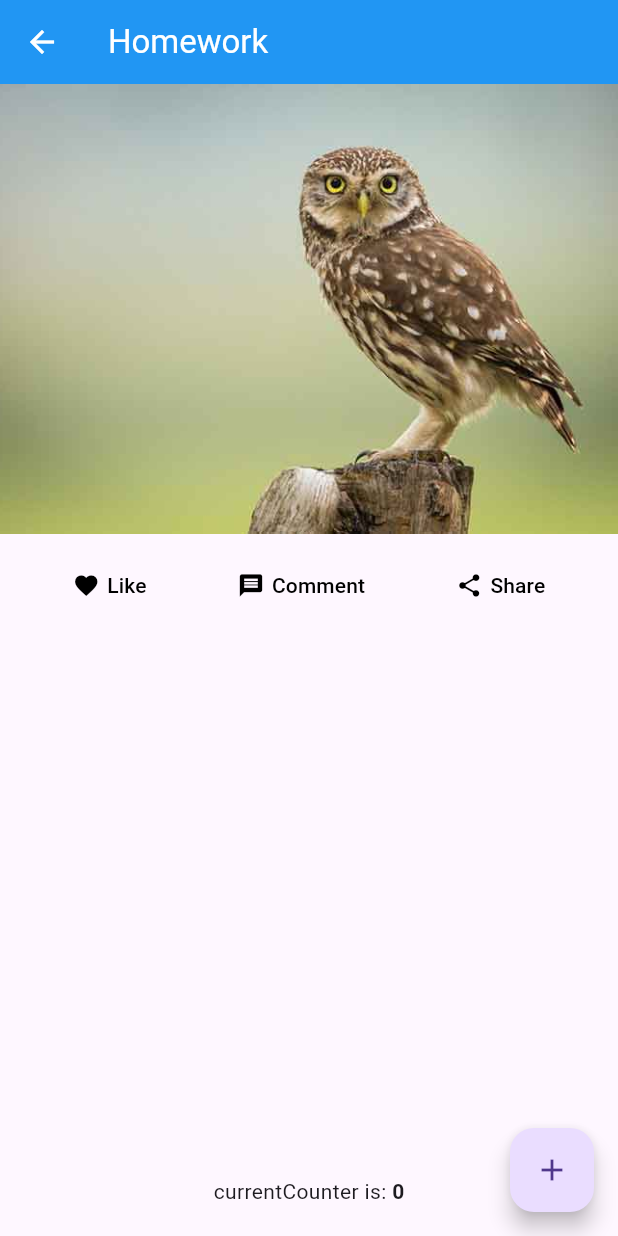
After one commit to nguyenvanhaiduy/Must-have-widgets, a Flutter app: the RowAndColumn screen opened directly, after a tap on "Go to bt_ui_co_ban file", on a phone screen of 412 x 824 dp. The commit adds this screen. Run offline on Flutter 3.47's test engine with Material 3 defaults, Android fonts, the phone set to English and light mode, and no system bars.

Commit message:
add bt ui co ban

```diff
--- /dev/null
+++ b/lib/bt_ui_co_ban.dart
@@ -0,0 +1,99 @@
+import 'package:flutter/material.dart';
+
+class Homework extends StatefulWidget {
+  const Homework({super.key});
+
+  @override
+  State<Homework> createState() => _HomeworkState();
+}
+
+class _HomeworkState extends State<Homework> {
+  var like = false;
+  var counter = 0;
+  @override
+  Widget build(BuildContext context) {
+    return Scaffold(
+      appBar: AppBar(
+        backgroundColor: Colors.blue,
+        foregroundColor: Colors.white,
+        title: const Text('Homework'),
+      ),
+      body: Column(
+        mainAxisAlignment: MainAxisAlignment.spaceBetween,
+        children: [
+          Column(
+            children: [
+              Container(
+                height: 300,
+                decoration: const BoxDecoration(
+                  image: DecorationImage(
+                    image: AssetImage('assets/images/bird.jpg'),
+                    fit: BoxFit.cover,
+                  ),
+                ),
+              ),
+              const SizedBox(height: 10),
+              Row(
+                mainAxisAlignment: MainAxisAlignment.spaceEvenly,
+                children: [
+                  Item(
+                      like
+                          ? const Icon(Icons.favorite, color: Colors.red)
+                          : const Icon(Icons.favorite),
+                      'Like', () {
+                    setState(() {
+                      like = !like;
+                    });
+                  }),
+                  Item(const Icon(Icons.message), 'Comment', () {}),
+                  Item(const Icon(Icons.share), 'Share', () {}),
+                ],
+              ),
+            ],
+          ),
+          Padding(
+            padding: const EdgeInsets.only(bottom: 20),
+            child: Text.rich(
+              TextSpan(
+                children: [
+                  const TextSpan(text: 'currentCounter is: '),
+                  TextSpan(
+                    text: '$counter',
+                    style: const TextStyle(fontWeight: FontWeight.bold),
+                  )
+                ],
+              ),
+            ),
+          ),
+        ],
+      ),
+      floatingActionButton: FloatingActionButton(
+        onPressed: () {
+          setState(() {
+            counter++;
+          });
+        },
+        child: const Icon(Icons.add),
+      ),
+    );
+  }
+}
+
+// ignore: non_constant_identifier_names
+Widget Item(Icon icon, String title, Function() onPressed) {
+  return TextButton(
+    style: ButtonStyle(
+      foregroundColor: MaterialStateColor.resolveWith(
+        (states) => Colors.black,
+      ),
+    ),
+    onPressed: onPressed,
+    child: Row(
+      children: [
+        icon,
+        const SizedBox(width: 5),
+        Text(title),
+      ],
+    ),
+  );
+}
--- a/lib/container_and_icon.dart
+++ b/lib/container_and_icon.dart
@@ -24,6 +24,13 @@ class ContainerAndIcon extends StatelessWidget {
           width: 300,
           height: 200,
           decoration: const BoxDecoration(
+            boxShadow: [
+              BoxShadow(
+                color: Colors.grey,
+                offset: Offset(7, 7),
+                blurRadius: 10,
+              ),
+            ],
             color: Colors.red,
           ),
           child: const Center(
--- a/lib/row_and_column.dart
+++ b/lib/row_and_column.dart
@@ -1,4 +1,6 @@
 import 'package:flutter/material.dart';
+import 'package:must_have_widgets/bt_ui_co_ban.dart';
+import 'package:must_have_widgets/widgets/widget_text_button.dart';
 
 class RowAndColumn extends StatelessWidget {
   const RowAndColumn({super.key});
@@ -10,6 +12,10 @@ class RowAndColumn extends StatelessWidget {
         title: const Text('Bài tập về Row, Column'),
         backgroundColor: Colors.blue,
         foregroundColor: Colors.white,
+        actions: [
+          WidgetTextButton(
+              element: const Homework(), text: 'Go to bt_ui_co_ban file')
+        ],
       ),
       body: Center(
         child: SizedBox(
@@ -59,17 +65,17 @@ class RowAndColumn extends StatelessWidget {
                       mainAxisAlignment: MainAxisAlignment.spaceEvenly,
                       children: [
                         ItemFooter(
-                          'assets/images/icons8-fridge-50.png',
+                          'assets/icons/icons8-fridge-50.png',
                           'PREP:',
                           '25 min',
                         ),
                         ItemFooter(
-                          'assets/images/icons8-alarm-clock-24.png',
+                          'assets/icons/icons8-alarm-clock-24.png',
                           'COOK:',
                           '1 hr',
                         ),
                         ItemFooter(
-                          'assets/images/icons8-restaurant-50.png',
+                          'assets/icons/icons8-restaurant-50.png',
                           'FEEDS:',
                           '4-6',
                         ),
--- a/pubspec.yaml
+++ b/pubspec.yaml
@@ -61,7 +61,7 @@ flutter:
   # To add assets to your application, add an assets section, like this:
   assets:
     - assets/images/
-  #   - images/a_dot_ham.jpeg
+    - assets/icons/
 
   # An image asset can refer to one or more resolution-specific "variants", see
   # https://flutter.dev/assets-and-images/#resolution-aware
```
Also changed, not shown: assets/icons/icons8-alarm-clock-24.png (renamed from assets/images/icons8-alarm-clock-24.png), assets/icons/icons8-fridge-50.png (renamed from assets/images/icons8-fridge-50.png), assets/icons/icons8-restaurant-50.png (renamed from assets/images/icons8-restaurant-50.png), assets/images/bird.jpg (added).
